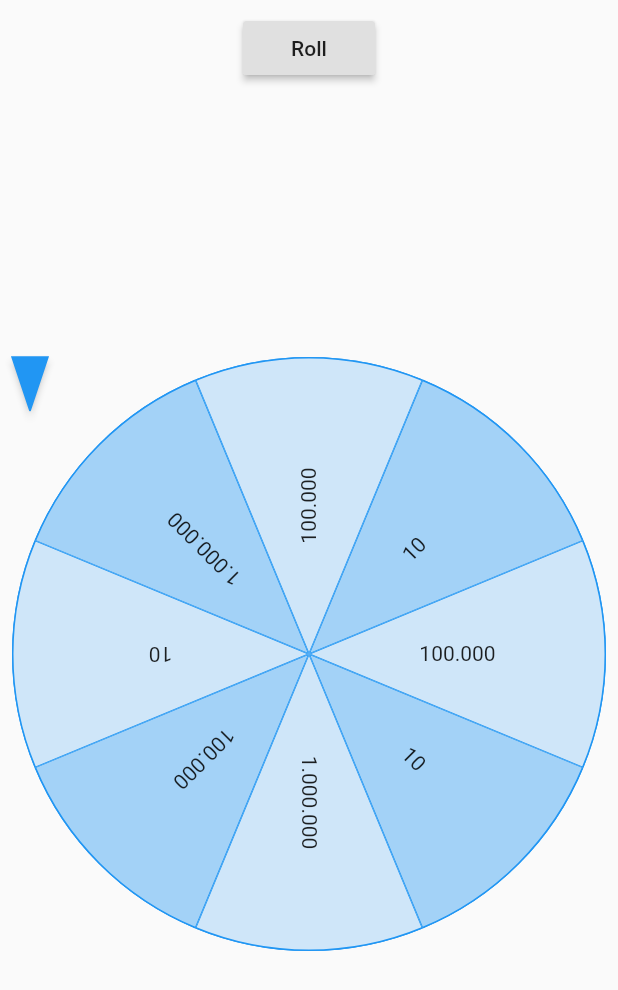
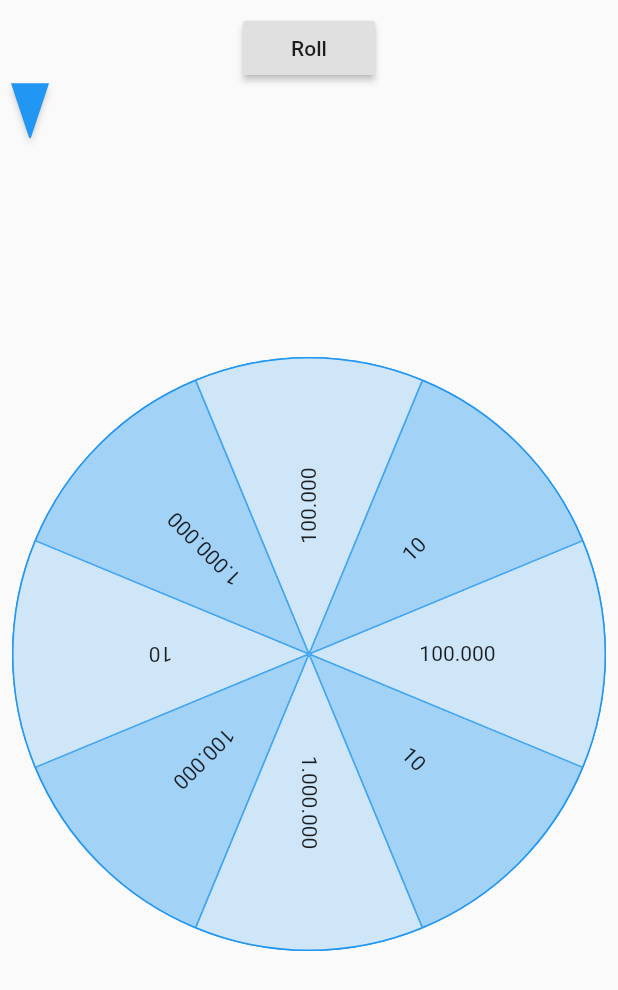
Before and after one commit to kevlatus/flutter_fortune_wheel, a Flutter app: the screen it shows after launch, on a phone screen of 412 x 824 dp. Shown: the top 990 px of the screen. Run offline on Flutter 3.47's test engine with Material 2 defaults, Android fonts, the phone set to English and light mode, and no system bars.

Commit message:
feat: add proper offsets to indicators

```diff
--- a/lib/src/fortune_wheel.dart
+++ b/lib/src/fortune_wheel.dart
@@ -66,10 +66,20 @@ class _FortuneWheelState extends State<FortuneWheel>
     }
 
     final smallerSide = getSmallerSide(constraints);
-    final offset = Offset(
-      (constraints.maxWidth - smallerSide) / 2,
-      (constraints.maxHeight - smallerSide) / 2,
-    );
+    Offset offset = Offset(0, 0);
+    if (indicator.alignment == Alignment.topCenter) {
+      offset = Offset(0, (constraints.maxHeight - smallerSide) / 2);
+    }
+    if (indicator.alignment == Alignment.bottomCenter) {
+      offset = Offset(0, -(constraints.maxHeight - smallerSide) / 2);
+    }
+    if (indicator.alignment == Alignment.centerLeft) {
+      offset = Offset((constraints.maxWidth - smallerSide) / 2, 0);
+    }
+    if (indicator.alignment == Alignment.centerRight) {
+      offset = Offset(-(constraints.maxWidth - smallerSide) / 2, 0);
+    }
+    // TODO: implement topLeft, topRight, bottomLeft and bottomRight alignments
     return Align(
       alignment: indicator.alignment,
       child: Transform.translate(
```
